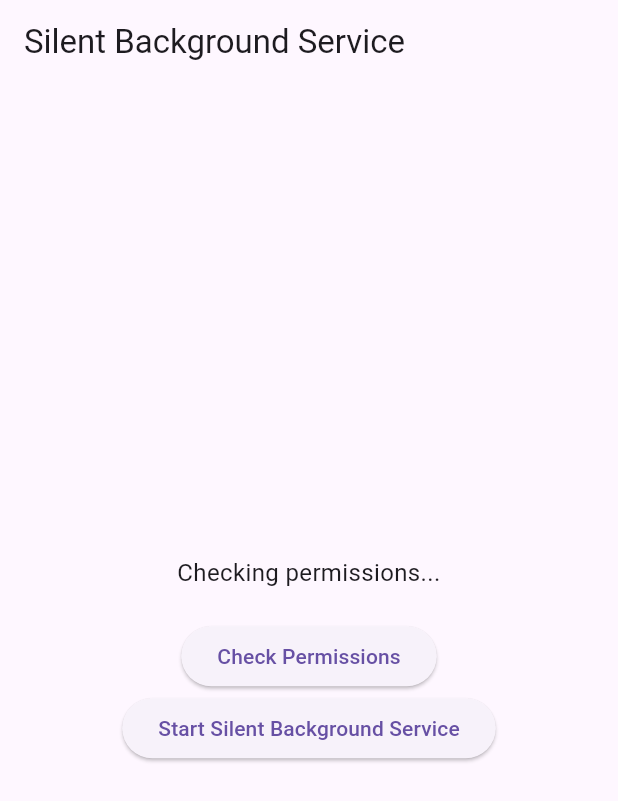
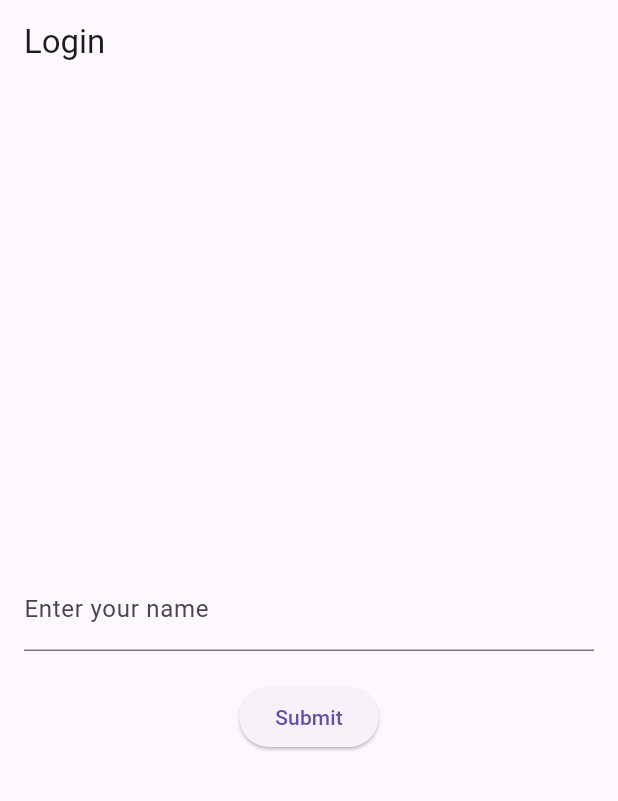
Before and after one commit to Jaydeepsinh-Gohil/whtracking, a Flutter app: the screen it shows after launch, on a phone screen of 412 x 824 dp. Shown: the top 801 px of the screen. Run offline on Flutter 3.47's test engine with Material 3 defaults, Android fonts, the phone set to English and light mode, and no system bars; our stand-ins replace cloud_firestore, firebase_auth, firebase_core; accounts and stored records are empty.

```diff
--- /dev/null
+++ b/lib/Views/loginscreen.dart
@@ -0,0 +1,64 @@
+import 'package:calltrackinh/Views/calenderScreen.dart';
+import 'package:cloud_firestore/cloud_firestore.dart';
+import 'package:firebase_auth/firebase_auth.dart';
+import 'package:flutter/material.dart';
+
+class LoginScreen extends StatefulWidget {
+  @override
+  _LoginScreenState createState() => _LoginScreenState();
+}
+
+class _LoginScreenState extends State<LoginScreen> {
+  final TextEditingController _nameController = TextEditingController();
+  final FirebaseAuth _auth = FirebaseAuth.instance;
+  final FirebaseFirestore _firestore = FirebaseFirestore.instance;
+
+  void _submit() async {
+    String name = _nameController.text.trim();
+    if (name.isNotEmpty) {
+      var existingUser = await _firestore
+          .collection('users')
+          .where('username', isEqualTo: name)
+          .get();
+
+      if (existingUser.docs.isNotEmpty) {
+        ScaffoldMessenger.of(context).showSnackBar(
+          SnackBar(content: Text('Username already exists. Choose another.')),
+        );
+        return;
+      }
+
+      UserCredential userCredential = await _auth.signInAnonymously();
+      String userId = userCredential.user!.uid;
+      await _firestore.collection('users').doc(userId).set({'username': name});
+      Navigator.pushReplacement(
+        context,
+        MaterialPageRoute(builder: (context) => Calenderscreen()),
+      );
+    }
+  }
+
+  @override
+  Widget build(BuildContext context) {
+    return Scaffold(
+      appBar: AppBar(title: Text('Login')),
+      body: Padding(
+        padding: const EdgeInsets.all(16.0),
+        child: Column(
+          mainAxisAlignment: MainAxisAlignment.center,
+          children: [
+            TextField(
+              controller: _nameController,
+              decoration: InputDecoration(labelText: 'Enter your name'),
+            ),
+            SizedBox(height: 20),
+            ElevatedButton(
+              onPressed: _submit,
+              child: Text('Submit'),
+            ),
+          ],
+        ),
+      ),
+    );
+  }
+}
--- a/lib/main.dart
+++ b/lib/main.dart
@@ -1,7 +1,12 @@
+import 'package:firebase_core/firebase_core.dart';
 import 'package:flutter/material.dart';
 import 'package:flutter/services.dart';
 
-void main() {
+import 'Views/loginscreen.dart';
+
+Future<void> main() async {
+  WidgetsFlutterBinding.ensureInitialized();
+  await Firebase.initializeApp();
   runApp(MyApp());
 }
 
@@ -9,7 +14,7 @@ class MyApp extends StatelessWidget {
   @override
   Widget build(BuildContext context) {
     return MaterialApp(
-      home: HomeScreen(),
+      home: LoginScreen(),
     );
   }
 }
--- a/pubspec.yaml
+++ b/pubspec.yaml
@@ -34,6 +34,9 @@ dependencies:
   # The following adds the Cupertino Icons font to your application.
   # Use with the CupertinoIcons class for iOS style icons.
   cupertino_icons: ^1.0.8
+  firebase_core: ^3.12.1
+  cloud_firestore: ^5.6.5
+  firebase_auth: ^5.5.1
 
 dev_dependencies:
   flutter_test:
```
Also changed, not shown: lib/Views/calenderScreen.dart (added, +15 -0 lines), pubspec.lock, 3 other files.
